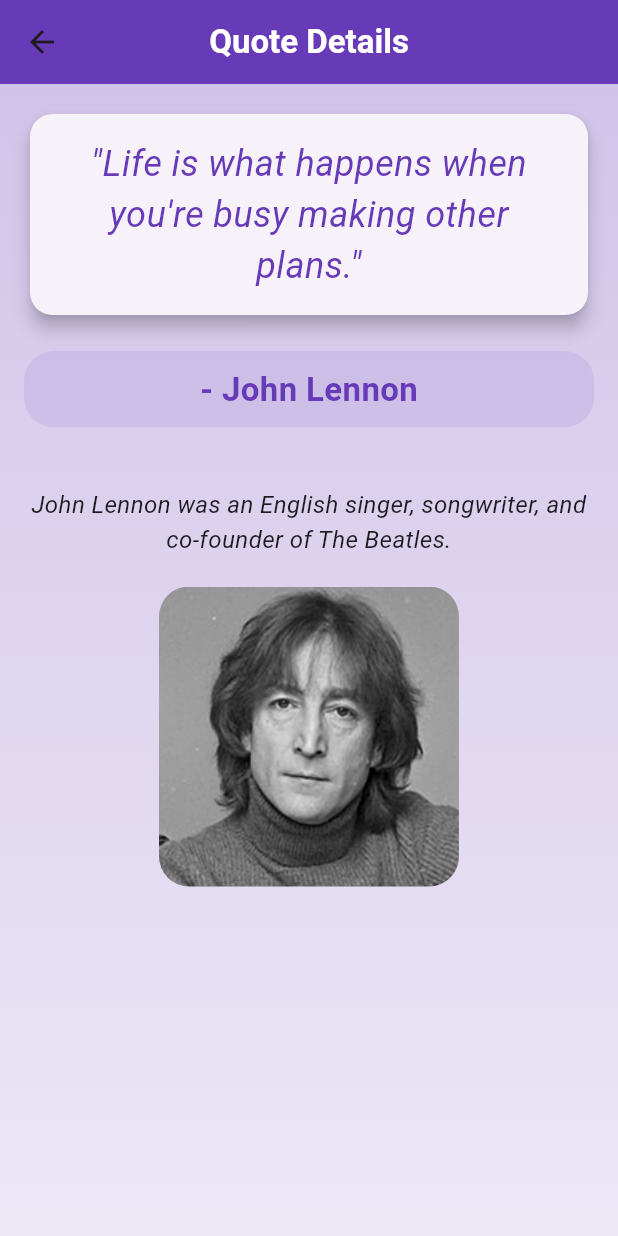
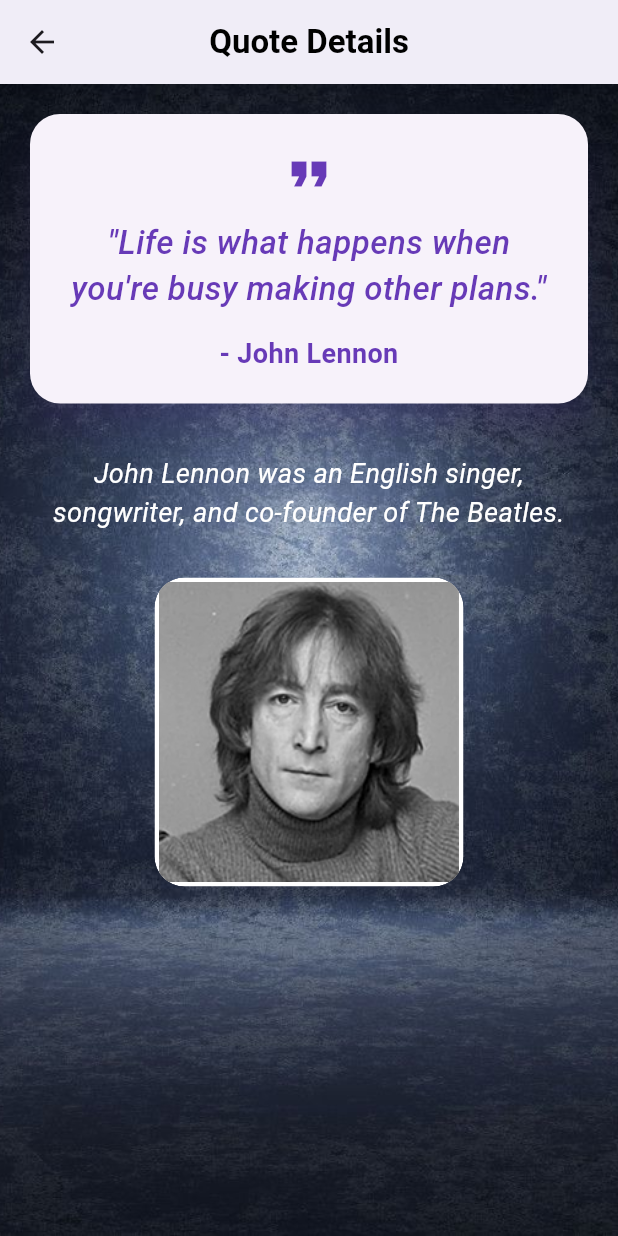
Before and after one commit to GayangaBandara/random_quote_generator, a Flutter app: the screen it shows after launch, after a tap on an icon or button, on a phone screen of 412 x 824 dp. Run offline on Flutter 3.47's test engine with Material 3 defaults, Android fonts, the phone set to English and light mode, and no system bars; Roboto replaces fonts that are missing (Pacifico).

Commit message:
Update Details Screen

```diff
--- a/analysis_options.yaml
+++ b/analysis_options.yaml
@@ -7,6 +7,9 @@
 
 # The following line activates a set of recommended lints for Flutter apps,
 # packages, and plugins designed to encourage good coding practices.
+analyzer:
+  errors:
+    library_private_types_in_public_api: ignore
 include: package:flutter_lints/flutter.yaml
 
 linter:
--- a/lib/screens/details_screen.dart
+++ b/lib/screens/details_screen.dart
@@ -10,84 +10,92 @@ class DetailsScreen extends StatelessWidget {
   Widget build(BuildContext context) {
     return Scaffold(
       appBar: AppBar(
-        title: Text(
+        title: const Text(
           "Quote Details",
-          style: TextStyle(color: Colors.white, fontWeight: FontWeight.bold),
-        ),
-        backgroundColor: Colors.deepPurple,
-        centerTitle: true,
-        elevation: 0,
-      ),
-      body: Container(
-        decoration: BoxDecoration(
-          gradient: LinearGradient(
-            begin: Alignment.topCenter,
-            end: Alignment.bottomCenter,
-            colors: [
-              Colors.deepPurple.shade100,
-              Colors.deepPurple.shade50,
-            ],
+          style: TextStyle(
+            color: Color.fromARGB(255, 0, 0, 0),
+            fontWeight: FontWeight.bold,
+            fontSize: 22,
           ),
         ),
-        child: Padding(
+        backgroundColor: const Color.fromARGB(255, 254, 253, 255),
+        centerTitle: true,
+        elevation: 4,
+        shadowColor: Colors.black26,
+      ),
+      body: Stack(
+        children: [
+          Positioned.fill(
+            child: Image.asset(
+              'assets/images/background.jpg', // Local image
+              fit: BoxFit.cover,
+            ),
+          ),
+          Padding(
             padding: const EdgeInsets.all(16.0),
             child: Column(
               crossAxisAlignment: CrossAxisAlignment.center,
               children: <Widget>[
-              // Quote Text in a Card
+                // Quote Card
                 Card(
-                elevation: 5,
+                  elevation: 10,
                   shape: RoundedRectangleBorder(
-                  borderRadius: BorderRadius.circular(15),
+                    borderRadius: BorderRadius.circular(20),
                   ),
+                  shadowColor: Colors.deepPurple.withOpacity(0.3),
                   child: Padding(
-                  padding: const EdgeInsets.all(16.0),
+                    padding: const EdgeInsets.all(20.0),
+                    child: Column(
+                      children: [
+                        const Icon(Icons.format_quote, size: 40, color: Colors.deepPurple),
+                        const SizedBox(height: 10),
+                        Text(
+                          '"${quote.text}"',
+                          style: const TextStyle(
+                            fontSize: 22,
+                            fontStyle: FontStyle.italic,
+                            fontWeight: FontWeight.w500,
+                            color: Colors.deepPurple,
+                          ),
+                          textAlign: TextAlign.center,
+                        ),
+                        const SizedBox(height: 15),
+                        Align(
+                          alignment: Alignment.bottomCenter,
                           child: Text(
-                    '"${quote.text}"',
-                    style: TextStyle(
-                      fontSize: 24,
-                      fontStyle: FontStyle.italic,
+                            '- ${quote.author}',
+                            style: const TextStyle(
+                              fontSize: 18,
+                              fontWeight: FontWeight.bold,
                               color: Colors.deepPurple,
                             ),
                             textAlign: TextAlign.center,
                           ),
                         ),
-              ),
-              SizedBox(height: 20),
-              // Author Name Centered with Creative Styling
-              Container(
-                padding: EdgeInsets.symmetric(horizontal: 20, vertical: 10),
-                decoration: BoxDecoration(
-                  color: Colors.deepPurple.withOpacity(0.1),
-                  borderRadius: BorderRadius.circular(20),
-                ),
-                child: Center(
-                  child: Text(
-                    "- ${quote.author}",
-                    style: TextStyle(
-                      fontSize: 22,
-                      fontWeight: FontWeight.bold,
-                      color: Colors.deepPurple,
-                      fontFamily: 'Pacifico', // Use a custom font if available
+                      ],
                     ),
                   ),
                 ),
-              ),
-              SizedBox(height: 40),
+                const SizedBox(height: 30),
                 // Author Details
                 Text(
                   quote.details,
-                style: TextStyle(
-                  fontSize: 16,
-                  color: Colors.black87,
+                  style: const TextStyle(
+                    fontSize: 18,
+                    color: Colors.white,
                     fontStyle: FontStyle.italic,
                   ),
                   textAlign: TextAlign.center,
                 ),
-              SizedBox(height: 20),
-              // Author Image
+                const SizedBox(height: 30),
+                // Author Image with Border Effect
                 ClipRRect(
                   borderRadius: BorderRadius.circular(20),
+                  child: Container(
+                    decoration: BoxDecoration(
+                      border: Border.all(color: Colors.white, width: 3),
+                      borderRadius: BorderRadius.circular(20),
+                    ),
                     child: Image.asset(
                       'assets/images/${quote.image}',
                       height: 200,
@@ -95,9 +103,11 @@ class DetailsScreen extends StatelessWidget {
                       fit: BoxFit.cover,
                     ),
                   ),
+                ),
               ],
             ),
           ),
+        ],
       ),
     );
   }
--- a/lib/screens/home_screen.dart
+++ b/lib/screens/home_screen.dart
@@ -118,7 +118,6 @@ class _HomeScreenState extends State<HomeScreen> with SingleTickerProviderStateM
                   opacity: _fadeAnimation,
                   child: QuoteCard(
                     quote: _currentQuote,
-                    authorCentered: true,
                     onTap: () {
                       Navigator.push(
                         context,
@@ -141,7 +140,7 @@ class _HomeScreenState extends State<HomeScreen> with SingleTickerProviderStateM
                     textStyle: const TextStyle(fontSize: 20, fontWeight: FontWeight.w600),
                     elevation: 8,
                   ),
-                  child: const Text("Inspire Me"),
+                  child: const Text("Generate"),
                 ),
               ],
             ),
--- a/lib/widgets/quote_card.dart
+++ b/lib/widgets/quote_card.dart
@@ -5,42 +5,54 @@ class QuoteCard extends StatelessWidget {
   final Quote quote;
   final VoidCallback onTap;
 
-  const QuoteCard({super.key, required this.quote, required this.onTap, required bool authorCentered});
+  const QuoteCard({super.key, required this.quote, required this.onTap});
 
   @override
   Widget build(BuildContext context) {
     return GestureDetector(
       onTap: onTap,
       child: Card(
-        elevation: 5,
-        margin: const EdgeInsets.symmetric(horizontal: 20, vertical: 10),
+        elevation: 8,
+        margin: const EdgeInsets.symmetric(horizontal: 20, vertical: 12),
         shape: RoundedRectangleBorder(
-          borderRadius: BorderRadius.circular(15),
+          borderRadius: BorderRadius.circular(20),
         ),
-        color: Colors.deepPurple[50],
-        child: Padding(
-          padding: const EdgeInsets.all(16.0),
+        child: Container(
+          decoration: BoxDecoration(
+            borderRadius: BorderRadius.circular(20),
+            gradient: const LinearGradient(
+              colors: [Color.fromARGB(255, 160, 144, 189), Color(0xFFB39DDB)], // Soft purple shades
+              begin: Alignment.topLeft,
+              end: Alignment.bottomRight,
+            ),
+          ),
+          padding: const EdgeInsets.all(18.0),
           child: Column(
-            crossAxisAlignment: CrossAxisAlignment.start,
+            mainAxisSize: MainAxisSize.min,
             children: <Widget>[
+              const Icon(Icons.format_quote, size: 36, color: Colors.white70),
+              const SizedBox(height: 10),
               Text(
                 '"${quote.text}"',
                 style: const TextStyle(
                   fontSize: 20,
                   fontStyle: FontStyle.italic,
-                  color: Colors.deepPurple,
+                  fontWeight: FontWeight.w500,
+                  color: Colors.white,
                 ),
                 textAlign: TextAlign.center,
               ),
-              const SizedBox(height: 10),
+              const SizedBox(height: 16),
+              Divider(color: Colors.white70, thickness: 1, indent: 40, endIndent: 40),
+              const SizedBox(height: 8),
               Text(
                 "- ${quote.author}",
                 style: const TextStyle(
                   fontSize: 18,
                   fontWeight: FontWeight.bold,
-                  color: Colors.deepPurple,
+                  color: Colors.white,
                 ),
-                textAlign: TextAlign.right,
+                textAlign: TextAlign.center, // Centering the author name
               ),
             ],
           ),
--- a/pubspec.yaml
+++ b/pubspec.yaml
@@ -41,3 +41,4 @@ flutter:
   - assets/images/author_image15.jpg
   - assets/images/author_image16.jpg
   - assets/images/author_image17.jpg
+  - assets/images/background.jpg
```
Also changed, not shown: assets/images/background.jpg (added). Lines whose indentation alone changed are shown as unchanged.
